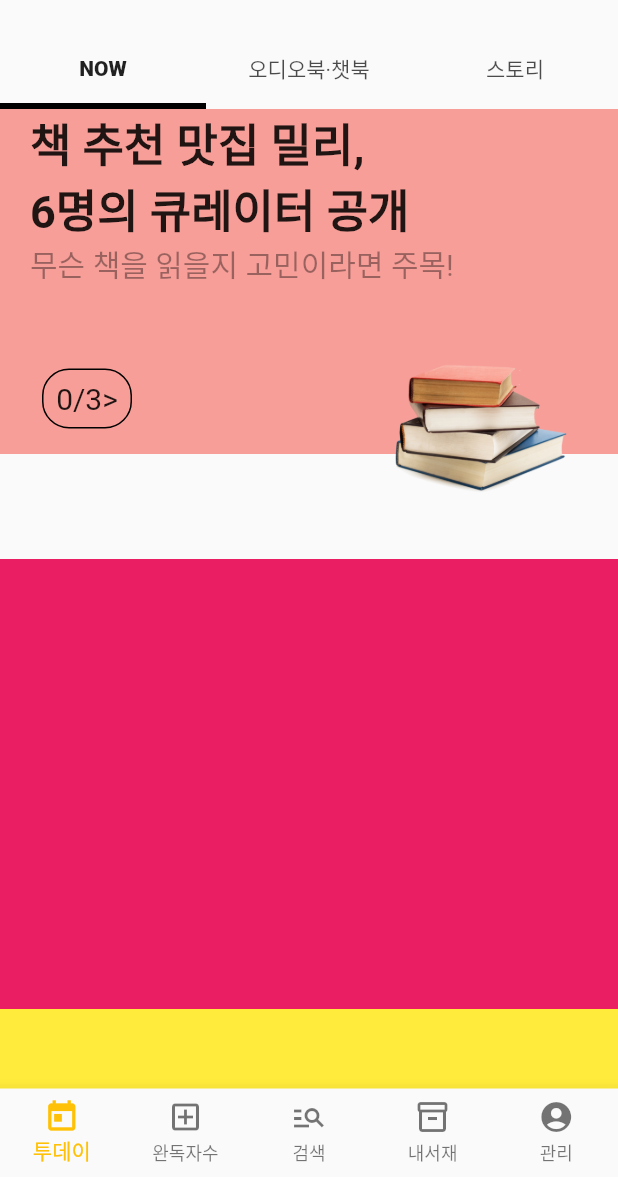
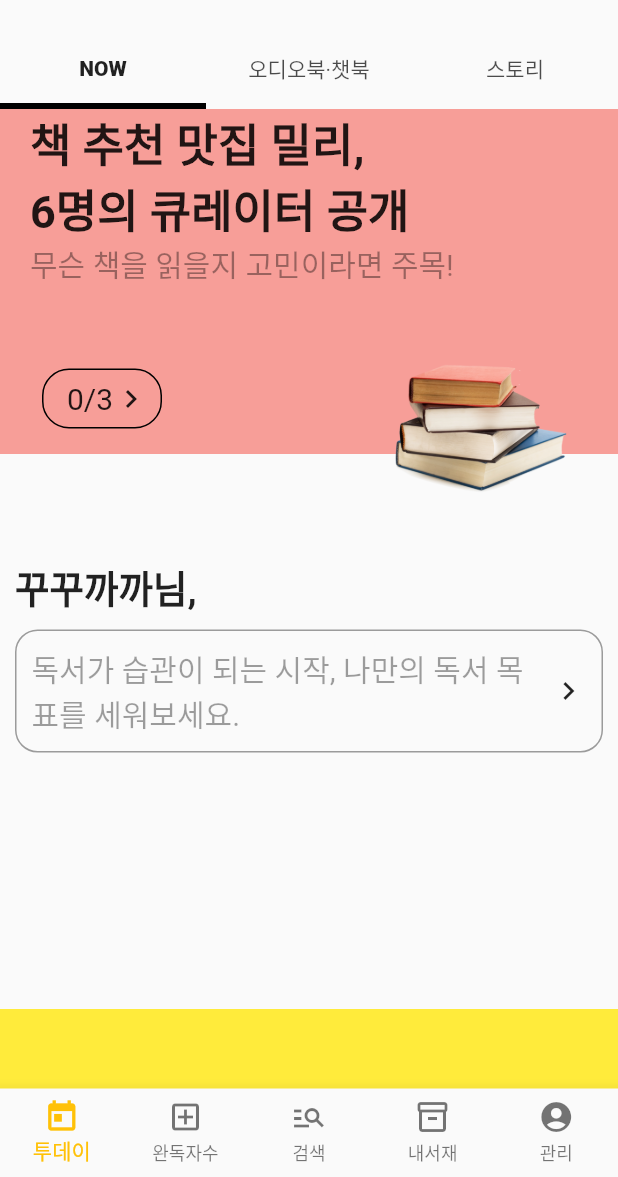
Before and after one commit to kangsudal/millie, a Flutter app: the screen it shows after launch, on a phone screen of 412 x 824 dp, the part 59-1236 px from its top. Run offline on Flutter 3.47's test engine with Material 2 defaults, Android fonts, the phone set to English and light mode, and no system bars; drawn by our look-alikes of carousel_slider.

Commit message:
Implement NewWidget2, prepare NewWidget3

```diff
--- a/lib/screens/0_today/tab_widdget/tab_now.dart
+++ b/lib/screens/0_today/tab_widdget/tab_now.dart
@@ -57,8 +57,50 @@ class NewWidget2 extends StatelessWidget {
   @override
   Widget build(BuildContext context) {
     return Container(
+      margin: EdgeInsets.symmetric(
+        horizontal: 10,
+      ),
       height: 300,
-      color: Colors.pink,
+      color: Colors.transparent,
+      child: Column(
+        // mainAxisAlignment: MainAxisAlignment.start,
+        crossAxisAlignment: CrossAxisAlignment.start,
+        children: [
+          Text(
+            '꾸꾸까까님,',
+            style: TextStyle(
+              fontSize: 25,
+              fontWeight: FontWeight.bold,
+            ),
+          ),
+          SizedBox(height: 10),
+          Container(
+            padding: EdgeInsets.all(10),
+            decoration: BoxDecoration(
+              border: Border.all(
+                color: Colors.black38,
+              ),
+              borderRadius: BorderRadius.circular(15),
+            ),
+            child: Row(
+              children: [
+                Expanded(
+                  child: Text(
+                    '독서가 습관이 되는 시작, 나만의 독서 목표를 세워보세요.',
+                    style: TextStyle(
+                      fontSize: 20,
+                      color: Colors.black38,
+                    ),
+                  ),
+                ),
+                Icon(
+                  Icons.navigate_next,
+                ),
+              ],
+            ),
+          ),
+        ],
+      ),
     );
   }
 }
@@ -152,20 +194,24 @@ class _NewWidgetState extends State<NewWidget> {
                                     left: 8,
                                     bottom: 30,
                                   ),
-                                  // margin: EdgeInsets.all(8),
-                                  width: 60,
+                                  padding: EdgeInsets.only(left: 8),
+                                  width: 80,
                                   height: 40,
                                   decoration: BoxDecoration(
                                     border: Border.all(),
                                     borderRadius: BorderRadius.circular(18),
                                   ),
-                                  child: Center(
-                                    child: Text(
-                                      '$currentPage/${dataList.length}>',
-                                      style: TextStyle(
-                                        fontSize: 20,
+                                  child: Row(
+                                    mainAxisAlignment: MainAxisAlignment.center,
+                                    children: [
+                                      Text(
+                                        '$currentPage/${dataList.length}',
+                                        style: TextStyle(
+                                          fontSize: 20,
+                                        ),
                                       ),
-                                    ),
+                                      Icon(Icons.navigate_next),
+                                    ],
                                   ),
                                 ),
                                 SizedBox(
```
